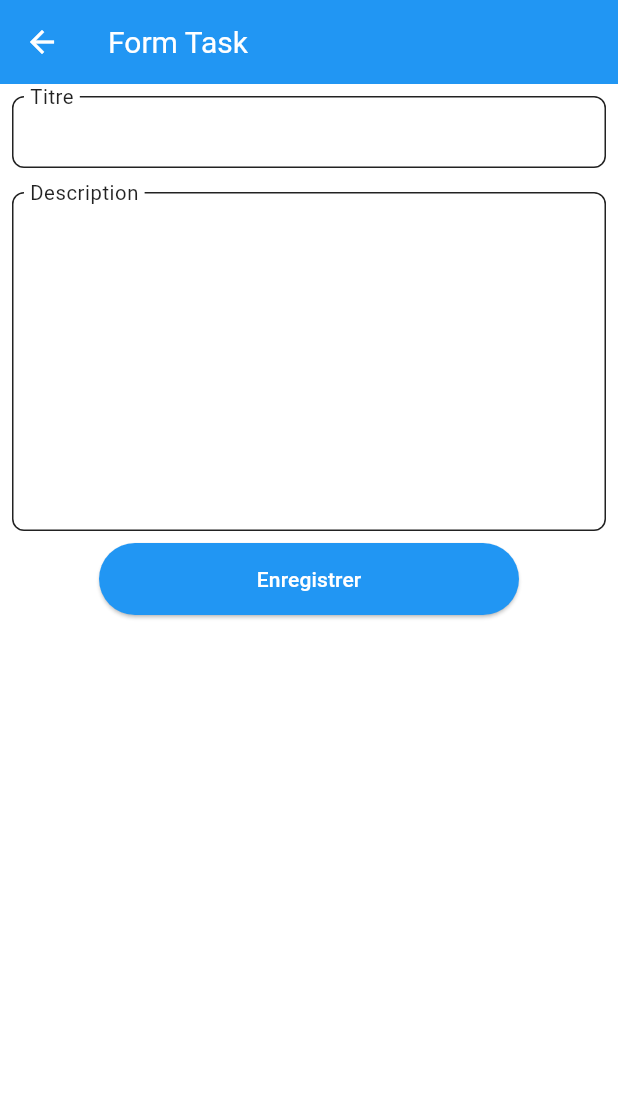
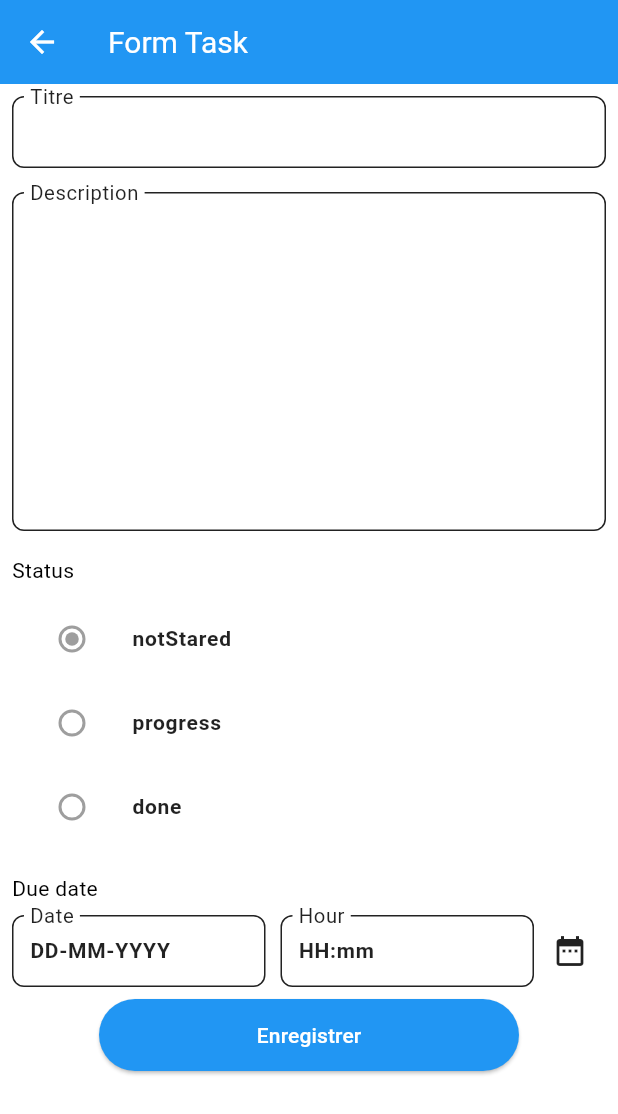
Before and after one commit to Melo567/task_manager, a Flutter app: the FormPage screen opened by its route, on a phone screen of 412 x 824 dp. Shown: the top 1114 px of the screen. Run offline on Flutter 3.47's test engine with Material 3 defaults, Android fonts, the phone set to English and light mode, and no system bars; our stand-ins replace auto_route, dartz, equatable, floor, flutter_bloc, get_it and 1 more; accounts and stored records are empty; generated files the repository leaves out were written again.

Commit message:
add change status

```diff
--- a/lib/core/db/dao/task_dao.dart
+++ b/lib/core/db/dao/task_dao.dart
@@ -3,10 +3,10 @@ import 'package:task_manager/core/db/entities/task.dart';
 
 @dao
 abstract class TaskDao {
-  @Query("SELECT * FROM Task ORDER BY createdAt ASC")
+  @Query("SELECT * FROM Task ORDER BY dueDate ASC")
   Future<List<Task>> findAll();
 
-  @Query("SELECT * FROM Task WHERE status LIKE :status ORDER BY createdAt ASC")
+  @Query("SELECT * FROM Task WHERE status LIKE :status ORDER BY dueDate ASC")
   Future<List<Task>> search(String status);
 
   @Query("SELECT * FROM Task WHERE id = :id")
--- a/lib/core/db/entities/task.dart
+++ b/lib/core/db/entities/task.dart
@@ -16,7 +16,7 @@ class Task {
   final String description;
   final DateTime createdAt;
   final TaskStatus status;
-
+  final DateTime? dueDate;
 
   Task({
     this.id,
@@ -24,6 +24,7 @@ class Task {
     required this.description,
     this.status = TaskStatus.notStared,
     DateTime? createdAt,
+    this.dueDate,
   }) : createdAt = createdAt ?? DateTime.now();
 
   TaskModel toModel() => TaskModel(
@@ -32,5 +33,11 @@ class Task {
         id: id,
         createdAt: createdAt,
         status: status,
+        dueDate: dueDate,
       );
+
+  @override
+  String toString() {
+    return 'Task{id: $id, title: $title, description: $description, createdAt: $createdAt, status: $status, dueDate: $dueDate}';
+  }
 }
--- a/lib/core/models/task_model.dart
+++ b/lib/core/models/task_model.dart
@@ -7,6 +7,7 @@ class TaskModel extends Equatable {
   final String description;
   final TaskStatus? status;
   final DateTime? createdAt;
+  final DateTime? dueDate;
 
   const TaskModel({
     this.id,
@@ -14,6 +15,7 @@ class TaskModel extends Equatable {
     required this.description,
     this.status,
     this.createdAt,
+    this.dueDate,
   });
 
   @override
@@ -23,6 +25,7 @@ class TaskModel extends Equatable {
         description,
         status,
         createdAt,
+        dueDate,
       ];
 
   Task toEntity() => Task(
@@ -31,6 +34,7 @@ class TaskModel extends Equatable {
         id: id,
         status: status ?? TaskStatus.notStared,
         createdAt: createdAt,
+        dueDate: dueDate,
       );
 
   TaskModel copyWith({
@@ -39,6 +43,7 @@ class TaskModel extends Equatable {
     String? description,
     TaskStatus? status,
     DateTime? createdAt,
+    DateTime? dueDate,
   }) {
     return TaskModel(
       id: id ?? this.id,
@@ -46,6 +51,12 @@ class TaskModel extends Equatable {
       description: description ?? this.description,
       status: status ?? this.status,
       createdAt: createdAt ?? this.createdAt,
+      dueDate: dueDate ?? this.dueDate,
     );
   }
+
+  @override
+  String toString() {
+    return 'TaskModel{id: $id, title: $title, description: $description, status: $status, createdAt: $createdAt, dueDate: $dueDate}';
+  }
 }
--- /dev/null
+++ b/lib/core/utils/date_time_extension.dart
@@ -0,0 +1,9 @@
+import 'package:intl/intl.dart';
+
+extension DateTimeExtension on DateTime {
+  String get humanDateTime => DateFormat("dd-MM-yyyy HH:mm").format(this);
+
+  String get humanDate => DateFormat("dd-MM-yyyy").format(this);
+
+  String get humanTime => DateFormat("HH:mm").format(this);
+}
--- a/lib/core/utils/utils.dart
+++ /dev/null
@@ -1,6 +0,0 @@
-import 'package:intl/intl.dart';
-
-String humanDateFormat(DateTime date) {
-  final dateFormatter = DateFormat("dd-MM-yyyy HH:mm");
-  return dateFormatter.format(date);
-}
--- /dev/null
+++ b/lib/core/widgets/date_time_picker.dart
@@ -0,0 +1,171 @@
+import 'package:flutter/material.dart';
+import 'package:task_manager/core/utils/date_time_extension.dart';
+
+class DateTimePicker extends StatefulWidget {
+  const DateTimePicker({
+    super.key,
+    required this.onChange,
+    this.defaultValue,
+  });
+
+  final Function(DateTime dateTime) onChange;
+
+  final DateTime? defaultValue;
+
+  @override
+  State<DateTimePicker> createState() => _DateTimePickerState();
+}
+
+class _DateTimePickerState extends State<DateTimePicker> {
+  TextEditingController dateController = TextEditingController();
+  TextEditingController timeController = TextEditingController();
+
+  DateTime? _dateTime;
+
+  @override
+  void initState() {
+    super.initState();
+    if (widget.defaultValue != null) {
+      _dateTime = widget.defaultValue;
+      dateController.text = _dateTime!.humanDate;
+      timeController.text = _dateTime!.humanTime;
+    }
+  }
+
+  @override
+  Widget build(BuildContext context) {
+    return Padding(
+      padding: const EdgeInsets.all(8.0),
+      child: Column(
+        crossAxisAlignment: CrossAxisAlignment.start,
+        children: [
+          const Text('Due date'),
+          const SizedBox(
+            height: 8,
+          ),
+          Row(
+            children: [
+              Expanded(
+                child: TextFormField(
+                  controller: dateController,
+                  focusNode: AlwaysDisabledFocusNode(),
+                  autofocus: false,
+                  onTapOutside: (pointer) => FocusScope.of(context).unfocus(),
+                  onTap: () async {
+                    final date = await showDatePicker(
+                      context: context,
+                      firstDate: DateTime.now(),
+                      lastDate: DateTime(2050),
+                    );
+                    if (date != null) {
+                      _dateTime = DateTime(
+                        date.year,
+                        date.month,
+                        date.day,
+                        _dateTime?.hour ?? date.hour,
+                        _dateTime?.minute ?? date.minute,
+                      );
+                      dateController.text = _dateTime!.humanDate;
+                      widget.onChange(_dateTime!);
+                    }
+                  },
+                  decoration: const InputDecoration(
+                      labelText: 'Date',
+                      floatingLabelBehavior: FloatingLabelBehavior.always,
+                      hintText: 'DD-MM-YYYY'),
+                ),
+              ),
+              const SizedBox(
+                width: 10,
+              ),
+              Expanded(
+                child: TextFormField(
+                  controller: timeController,
+                  autofocus: false,
+                  focusNode: AlwaysDisabledFocusNode(),
+                  onTapOutside: (pointer) => FocusScope.of(context).unfocus(),
+                  onTap: () async {
+                    final hour = await showTimePicker(
+                      context: context,
+                      initialTime: TimeOfDay.now(),
+                    );
+                    if (hour != null) {
+                      final temp = DateTime.now();
+                      _dateTime = DateTime(
+                        _dateTime?.year ?? temp.year,
+                        _dateTime?.month ?? temp.month,
+                        _dateTime?.day ?? temp.day,
+                        hour.hour,
+                        hour.minute,
+                      );
+                      timeController.text = _dateTime!.humanTime;
+                      widget.onChange(_dateTime!);
+                    }
+                  },
+                  decoration: const InputDecoration(
+                    labelText: 'Hour',
+                    hintText: 'HH:mm',
+                    floatingLabelBehavior: FloatingLabelBehavior.always,
+                  ),
+                ),
+              ),
+              IconButton(
+                onPressed: () async {
+                  final date = await showDatePicker(
+                    context: context,
+                    firstDate: DateTime.now(),
+                    lastDate: DateTime(2050),
+                  );
+                  if (date != null) {
+                    _dateTime = DateTime(
+                      date.year,
+                      date.month,
+                      date.day,
+                      _dateTime?.hour ?? date.hour,
+                      _dateTime?.minute ?? date.minute,
+                    );
+                    dateController.text = _dateTime!.humanDate;
+                    widget.onChange(_dateTime!);
+                  }
+                  if (context.mounted) {
+                    final hour = await showTimePicker(
+                      context: context,
+                      initialTime: TimeOfDay.now(),
+                    );
+                    if (hour != null) {
+                      final temp = DateTime.now();
+                      _dateTime = DateTime(
+                        _dateTime?.year ?? temp.year,
+                        _dateTime?.month ?? temp.month,
+                        _dateTime?.day ?? temp.day,
+                        hour.hour,
+                        hour.minute,
+                      );
+                      timeController.text = _dateTime!.humanTime;
+                      widget.onChange(_dateTime!);
+                    }
+                  }
+                },
+                icon: const Icon(
+                  Icons.date_range,
+                ),
+              )
+            ],
+          ),
+        ],
+      ),
+    );
+  }
+
+  @override
+  void dispose() {
+    super.dispose();
+    timeController.dispose();
+    dateController.dispose();
+  }
+}
+
+class AlwaysDisabledFocusNode extends FocusNode {
+  @override
+  bool get hasFocus => false;
+}
--- /dev/null
+++ b/lib/core/widgets/task_status_modifier_widget.dart
@@ -0,0 +1,72 @@
+import 'package:flutter/material.dart';
+import 'package:task_manager/core/db/entities/task.dart';
+
+class TaskStatusModifierWidget extends StatefulWidget {
+  const TaskStatusModifierWidget({
+    super.key,
+    required this.onChange,
+    this.initialValue,
+    this.modifiable = true,
+  });
+
+  final Function(TaskStatus?) onChange;
+
+  final TaskStatus? initialValue;
+
+  final bool modifiable;
+
+  @override
+  State<TaskStatusModifierWidget> createState() =>
+      _TaskStatusModifierWidgetState();
+}
+
+class _TaskStatusModifierWidgetState extends State<TaskStatusModifierWidget> {
+  TaskStatus? _status;
+
+  late final List<TaskStatus> data;
+
+  @override
+  void initState() {
+    super.initState();
+    data = TaskStatus.values.where((e) => e != TaskStatus.all).toList();
+    _status = widget.initialValue ?? TaskStatus.notStared;
+  }
+
+  @override
+  Widget build(BuildContext context) {
+    return Padding(
+      padding: const EdgeInsets.all(8.0),
+      child: Column(
+        crossAxisAlignment: CrossAxisAlignment.start,
+        children: [
+          const Text("Status"),
+          const SizedBox(
+            height: 8.0,
+          ),
+          Column(
+            children: data
+                .map(
+                  (e) => ListTile(
+                    title: Text(e.name),
+                    leading: Radio<TaskStatus>(
+                      value: e,
+                      autofocus: false,
+                      groupValue: _status,
+                      onChanged: widget.modifiable
+                          ? null
+                          : (TaskStatus? value) {
+                              setState(() {
+                                _status = value;
+                              });
+                              widget.onChange(value);
+                            },
+                    ),
+                  ),
+                )
+                .toList(),
+          ),
+        ],
+      ),
+    );
+  }
+}
--- a/lib/modules/form/domain/use_cases/save_task_use_case.dart
+++ b/lib/modules/form/domain/use_cases/save_task_use_case.dart
@@ -11,6 +11,7 @@ class SaveTaskUseCase extends UseCase<void, TaskModel> {
 
   @override
   Future<Either<Failure, void>> call(TaskModel param) async {
+    print(param);
     return repository.save(param);
   }
 }
--- a/lib/modules/form/presentation/manager/form_event.dart
+++ b/lib/modules/form/presentation/manager/form_event.dart
@@ -9,6 +9,24 @@ class SaveFormEvent extends FormEvent {
 
   @override
   List<Object> get props => [];
+}
+
+class ChangeDueDateFormEvent extends FormEvent {
+  final DateTime dateTime;
+
+  const ChangeDueDateFormEvent(this.dateTime);
+
+  @override
+  List<Object> get props => [dateTime];
+}
+
+class ChangeStatusFormEvent extends FormEvent {
+  final TaskStatus status;
+
+  const ChangeStatusFormEvent(this.status);
+
+  @override
+  List<Object> get props => [status];
 }
 
 class FetchTaskByIdFormEvent extends FormEvent {
--- a/lib/modules/form/presentation/pages/form_page.dart
+++ b/lib/modules/form/presentation/pages/form_page.dart
@@ -1,6 +1,8 @@
 import 'package:auto_route/auto_route.dart';
 import 'package:flutter/material.dart';
 import 'package:flutter_bloc/flutter_bloc.dart';
+import 'package:task_manager/core/widgets/date_time_picker.dart';
+import 'package:task_manager/core/widgets/task_status_modifier_widget.dart';
 import 'package:task_manager/modules/detail/presentation/manager/detail_bloc.dart';
 import 'package:task_manager/modules/home/presentation/manager/home_bloc.dart';
 
@@ -36,7 +38,8 @@ class _FormPageState extends State<FormPage> {
           'Form Task',
         ),
       ),
-      body: BlocBuilder<FormBloc, FormPageState>(
+      body: SingleChildScrollView(
+        child: BlocBuilder<FormBloc, FormPageState>(
           builder: (context, state) {
             return Form(
               key: context.read<FormBloc>().formKey,
@@ -48,6 +51,7 @@ class _FormPageState extends State<FormPage> {
                     ),
                     child: TextFormField(
                       controller: context.read<FormBloc>().titleController,
+                      autofocus: false,
                       onTapOutside: (pointer) {
                         FocusScope.of(context).unfocus();
                       },
@@ -64,8 +68,10 @@ class _FormPageState extends State<FormPage> {
                   Padding(
                     padding: const EdgeInsets.all(8.0),
                     child: TextFormField(
-                    controller: context.read<FormBloc>().descriptionController,
+                      controller:
+                          context.read<FormBloc>().descriptionController,
                       maxLines: 10,
+                      autofocus: false,
                       onTapOutside: (pointer) {
                         FocusScope.of(context).unfocus();
                       },
@@ -78,6 +84,23 @@ class _FormPageState extends State<FormPage> {
                         return null;
                       },
                     ),
+                  ),
+                  TaskStatusModifierWidget(
+                    modifiable: widget.id == null,
+                    onChange: (value) {
+                      if (value == null) return;
+                      context
+                          .read<FormBloc>()
+                          .add(ChangeStatusFormEvent(value));
+                    },
+                  ),
+                  DateTimePicker(
+                    onChange: (value) {
+                      context.read<FormBloc>().add(
+                            ChangeDueDateFormEvent(value),
+                          );
+                    },
+                    defaultValue: state.task.dueDate,
                   ),
                   ElevatedButton(
                     onPressed: () {
@@ -108,6 +131,7 @@ class _FormPageState extends State<FormPage> {
             );
           },
         ),
+      ),
     );
   }
 }
```
Also changed, not shown: lib/core/widgets/legend_widget.dart (+13 -4 lines), lib/modules/detail/presentation/pages/detail_page.dart (+13 -22 lines), lib/modules/form/presentation/manager/form_bloc.dart (+26 -2 lines), lib/modules/home/presentation/widgets/task_item_widget.dart (+34 -12 lines). Lines whose indentation alone changed are shown as unchanged.
